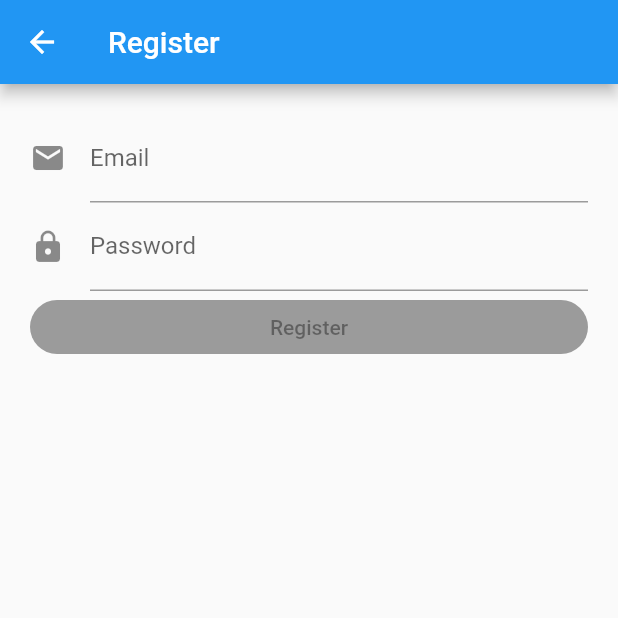
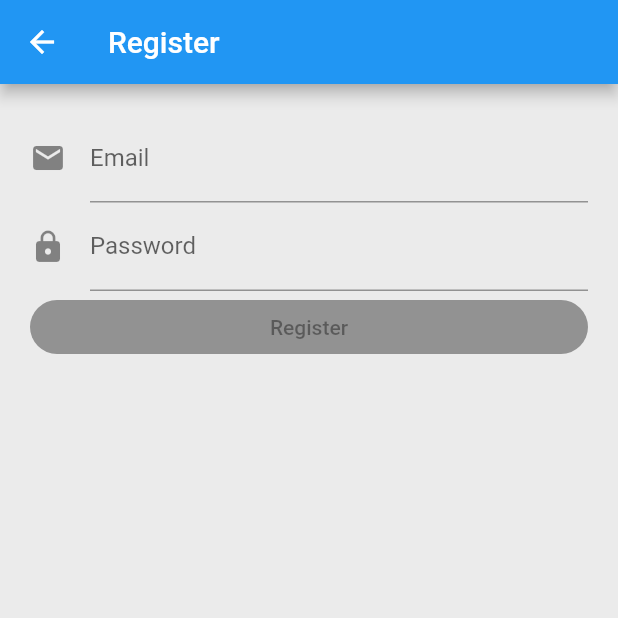
Before and after one commit to gilhardl/flutter_bloc_todo, a Flutter app: the screen it shows after launch, after a tap on "Create an Account", on a phone screen of 412 x 824 dp, the top half of it. Run offline on Flutter 3.47's test engine with Material 2 defaults, Android fonts, the phone set to English and light mode, and no system bars; our stand-ins replace bloc, equatable, firebase_auth, flutter_bloc, font_awesome_flutter, google_sign_in and 1 more; accounts and stored records are empty.

Commit message:
customize app icon and scaffold bg color

```diff
--- a/lib/main.dart
+++ b/lib/main.dart
@@ -63,6 +63,9 @@ class BlocTodoApp extends StatelessWidget {
     return MaterialApp(
       title:
           BlocTodoLocalizations(Locale.fromSubtags(countryCode: 'en')).appTitle,
+      theme: ThemeData.light().copyWith(
+        scaffoldBackgroundColor: Color(0xFFEBEBEB),
+      ),
       localizationsDelegates: [
         BlocTodoLocalizationsDelegate(),
         BlocTodoLocalizationsDelegate(),
--- a/lib/ui/widgets/login/login_form.dart
+++ b/lib/ui/widgets/login/login_form.dart
@@ -89,7 +89,7 @@ class _LoginFormState extends State<LoginForm> {
                 children: <Widget>[
                   Padding(
                     padding: EdgeInsets.symmetric(vertical: 20),
-                    child: Image.asset('assets/flutter_logo.png', height: 200),
+                    child: Image.asset('images/logo.png', height: 200),
                   ),
                   TextFormField(
                     controller: _emailController,
--- a/pubspec.yaml
+++ b/pubspec.yaml
@@ -29,3 +29,5 @@ dev_dependencies:
 
 flutter:
   uses-material-design: true
+  assets:
+    - images/
```
Also changed, not shown: images/logo.png (added), images/logo_round.png (added), images/logo_round_transparent.png (added), images/logo_transparent.png (added), 19 other files.
